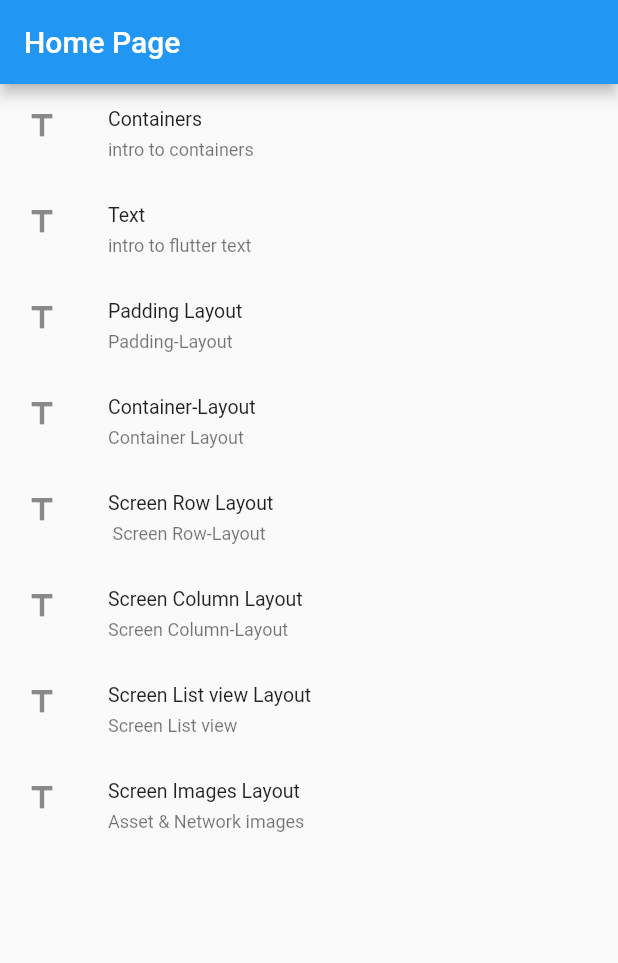
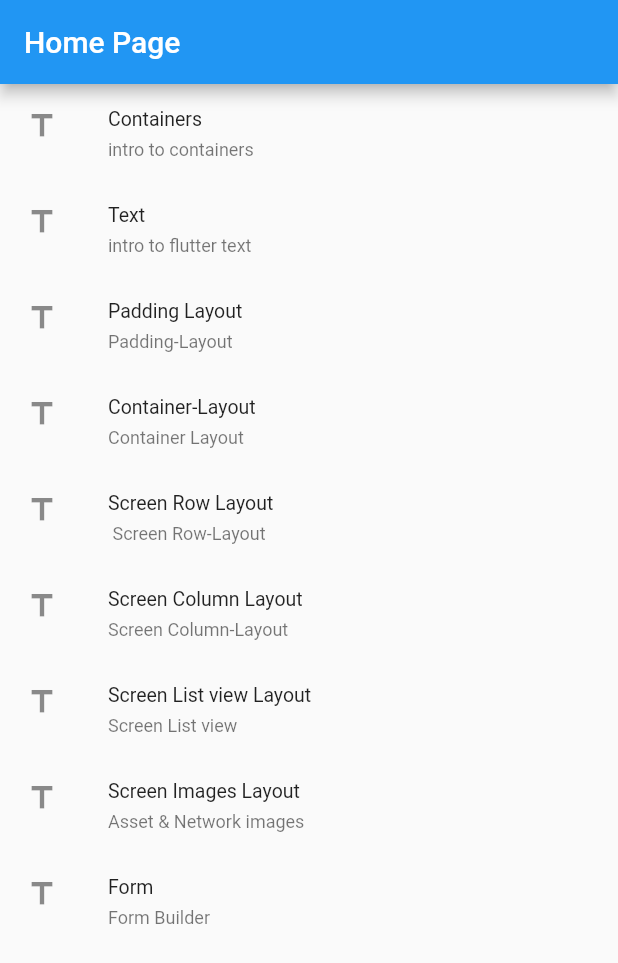
Before and after one commit to Toreeyah/flutter_components, a Flutter app: the screen it shows after launch, on a phone screen of 412 x 824 dp. Shown: the top 963 px of the screen. Run offline on Flutter 3.47's test engine with Material 2 defaults, Android fonts, the phone set to English and light mode, and no system bars.

```diff
--- a/flutter_components/lib/main.dart
+++ b/flutter_components/lib/main.dart
@@ -2,6 +2,7 @@ import 'package:flutter/material.dart';
 import 'package:flutter_components/screens/container_screen.dart';
 import 'package:flutter_components/screens/screen_column.dart';
 import 'package:flutter_components/screens/screen_container.dart';
+import 'package:flutter_components/screens/screen_form.dart';
 import 'package:flutter_components/screens/screen_images.dart';
 import 'package:flutter_components/screens/screen_list_view.dart';
 import 'package:flutter_components/screens/screen_row.dart';
@@ -148,6 +149,20 @@ class _HomeScreenState extends State<HomeScreen> {
                 ),
               },
             ),
+            ListTile(
+              title: Text("Form"),
+              dense: true,
+              leading: Icon(Icons.title),
+              subtitle: Text("Form Builder"),
+              onTap: ()=> {
+                Navigator.push(
+                    context,
+                    MaterialPageRoute(builder:(context) => ScreenForm())
+                  //const Text("To the second page")
+                ),
+              },
+            ),
+
           ],
         ),
       ),
--- a/flutter_components/pubspec.yaml
+++ b/flutter_components/pubspec.yaml
@@ -29,6 +29,7 @@ environment:
 dependencies:
   flutter:
     sdk: flutter
+  flutter_form_builder: 7.2.1
 
 
   # The following adds the Cupertino Icons font to your application.
```
Also changed, not shown: flutter_components/lib/screens/screen_form.dart (added, +67 -0 lines), flutter_components/pubspec.lock.
